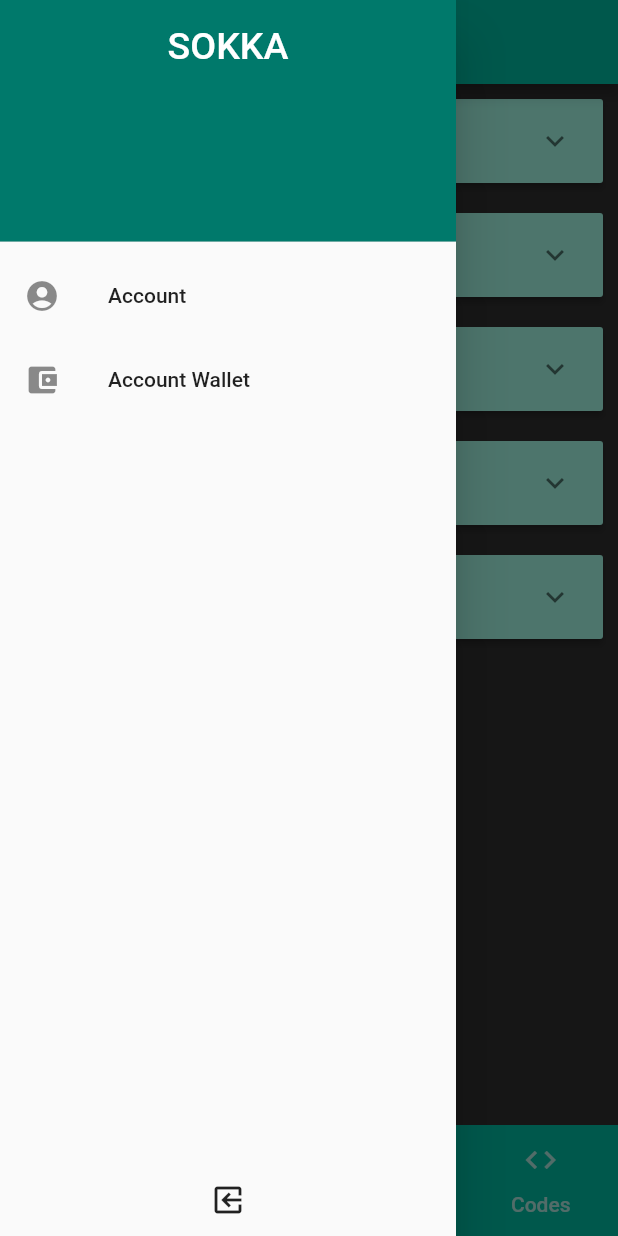
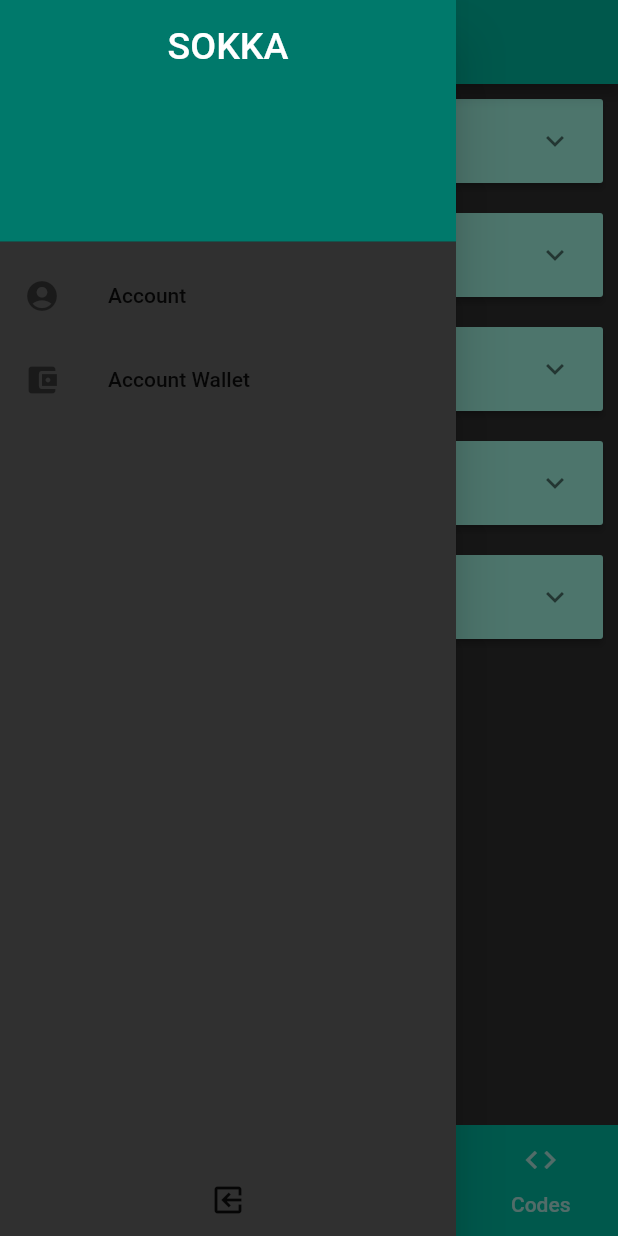
Before and after one commit to htl-anichstrasse/sokka, a Flutter app: the screen it shows after launch, with the side drawer open, on a phone screen of 412 x 824 dp. Run offline on Flutter 3.47's test engine with Material 2 defaults, Android fonts, the phone set to English and light mode, and no system bars.

Commit message:
added canvas color for drawer background

```diff
--- a/client/lib/main.dart
+++ b/client/lib/main.dart
@@ -13,6 +13,7 @@ class Sokka extends StatelessWidget {
             theme: new ThemeData(
                 primaryColor: Colors.tealAccent[700],
                 scaffoldBackgroundColor: Colors.grey[850],
+                canvasColor: Colors.grey[850],
                 cardColor: Colors.tealAccent[100],
                 textTheme: new TextTheme(
                     bodyText2: new TextStyle(color: Colors.black, fontFamily: 'Source Code Pro'),
```
